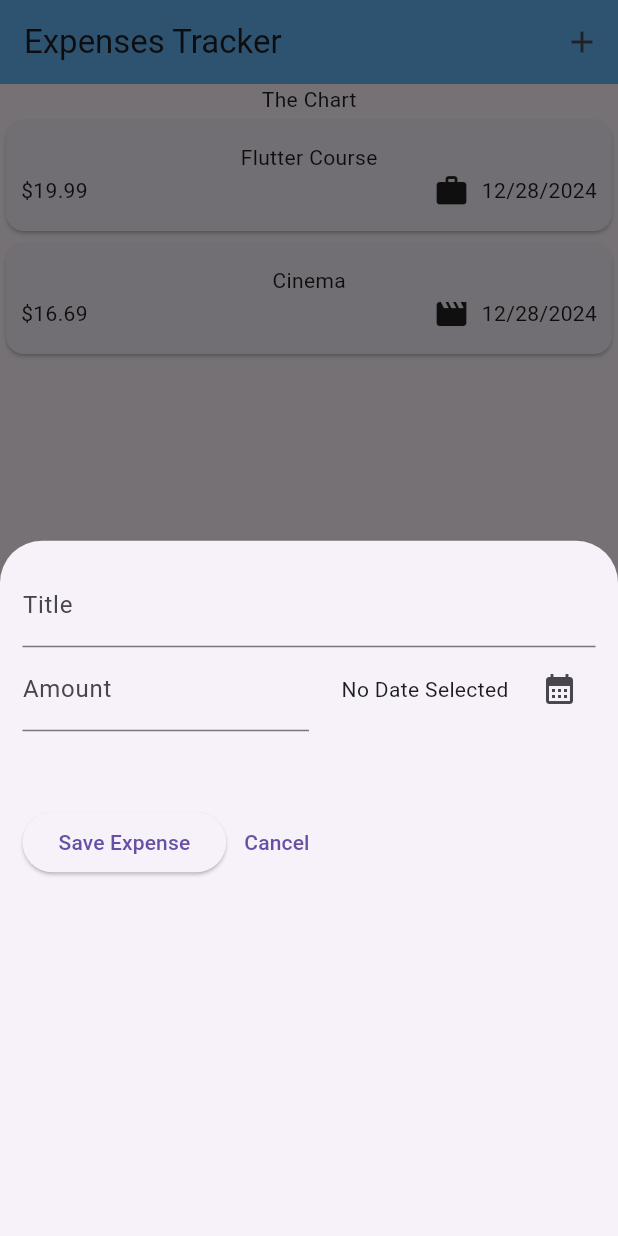
After one commit to Pratham1803/FlutterPractice, a Flutter app: the screen it shows after launch, after a tap on the "add" icon, on a phone screen of 412 x 824 dp. The commit adds this screen. Run offline on Flutter 3.47's test engine with Material 3 defaults, Android fonts, the phone set to English and light mode, and no system bars.

Commit message:
New Expense bottom navigation added, with textfields, button and date picker

```diff
--- a/expense_tracker/lib/main.dart
+++ b/expense_tracker/lib/main.dart
@@ -3,8 +3,9 @@ import 'package:expense_tracker/widgets/expenses.dart';
 
 void main() {
   runApp(
-    const MaterialApp(
-      home: Expenses(),
+    MaterialApp(
+      theme: ThemeData(useMaterial3: true),
+      home: const Expenses(),
     ),
   );
 }
--- a/expense_tracker/lib/widgets/expenses.dart
+++ b/expense_tracker/lib/widgets/expenses.dart
@@ -1,6 +1,7 @@
 import 'package:flutter/material.dart';
 import 'package:expense_tracker/models/expense.model.dart';
 import 'package:expense_tracker/widgets/expenses_list/expenses_list.dart';
+import 'package:expense_tracker/widgets/new_expense.dart';
 
 class Expenses extends StatefulWidget {
   const Expenses({super.key});
@@ -24,9 +25,24 @@ class _ExpensesState extends State<Expenses> {
         category: Category.leisure),
   ];
 
+  void _openAddExpense() {
+    showModalBottomSheet(
+        context: context, builder: (context) => const NewExpense());
+  }
+
   @override
   Widget build(BuildContext context) {
     return Scaffold(
+      appBar: AppBar(
+        title: const Text('Expenses Tracker'),
+        backgroundColor: Colors.blue[300],
+        actions: [
+          IconButton(
+            icon: const Icon(Icons.add),
+            onPressed: _openAddExpense,
+          ),
+        ],
+      ),
       body: Column(
         children: [
           const Text('The Chart'),
--- /dev/null
+++ b/expense_tracker/lib/widgets/new_expense.dart
@@ -0,0 +1,116 @@
+import 'package:flutter/material.dart';
+import 'package:intl/intl.dart';
+
+final formatter = DateFormat.yMd();
+
+class NewExpense extends StatefulWidget {
+  const NewExpense({super.key});
+  @override
+  State<NewExpense> createState() {
+    return _NewExpenseState();
+  }
+}
+
+class _NewExpenseState extends State<NewExpense> {
+  // var _TitleText = '';
+  // void _saveTitleText(String titleText) {
+  //   _TitleText = titleText;
+  // }
+
+  final _titleController = TextEditingController();
+  final _amountController = TextEditingController();
+  DateTime? _selectedDate;
+
+  void _showDatePickerDialog() async {
+    final DateTime now = DateTime.now();
+    final firstDate = DateTime(now.year - 1, now.month, now.day);
+    final showDate = await showDatePicker(
+        context: context,
+        initialDate: now,
+        firstDate: firstDate,
+        lastDate: now);
+
+    setState(() {
+      _selectedDate = showDate;
+    });
+  }
+
+  @override
+  void dispose() {
+    _titleController.dispose();
+    _amountController.dispose();
+    super.dispose();
+  }
+
+  @override
+  Widget build(BuildContext context) {
+    return Padding(
+      padding: const EdgeInsets.all(15),
+      child: Column(
+        children: [
+          TextField(
+            // onChanged: _saveTitleText,
+            controller: _titleController,
+            decoration: const InputDecoration(
+              labelText: 'Title',
+            ),
+          ),
+          Row(
+            children: [
+              Expanded(
+                child: TextField(
+                  controller: _amountController,
+                  keyboardType: TextInputType.number,
+                  decoration: const InputDecoration(
+                    labelText: 'Amount',
+                    prefixText: '\$ ',
+                  ),
+                ),
+              ),
+              Expanded(
+                child: Row(
+                  mainAxisAlignment: MainAxisAlignment.end,
+                  crossAxisAlignment: CrossAxisAlignment.center,
+                  children: [
+                    Text(_selectedDate == null
+                        ? 'No Date Selected'
+                        : formatter.format(_selectedDate!)),
+                    const SizedBox(width: 10),
+                    IconButton(
+                      onPressed: _showDatePickerDialog,
+                      icon: const Icon(Icons.calendar_month),
+                    )
+                  ],
+                ),
+              )
+            ],
+          ),
+          const SizedBox(
+            height: 50,
+          ),
+          Row(
+            children: [
+              ElevatedButton(
+                onPressed: () {
+                  // print(_TitleText);
+                  print(_titleController.text);
+                  print(_amountController.text);
+                  Navigator.pop(context);
+                },
+                child: const Text('Save Expense'),
+              ),
+              TextButton(
+                onPressed: () {
+                  _titleController.clear();
+                  _amountController.clear();
+                  Navigator.pop(context);
+                },
+                child: const Text('Cancel'),
+              )
+            ],
+          )
+        ],
+      ),
+    );
+  }
+}
```
